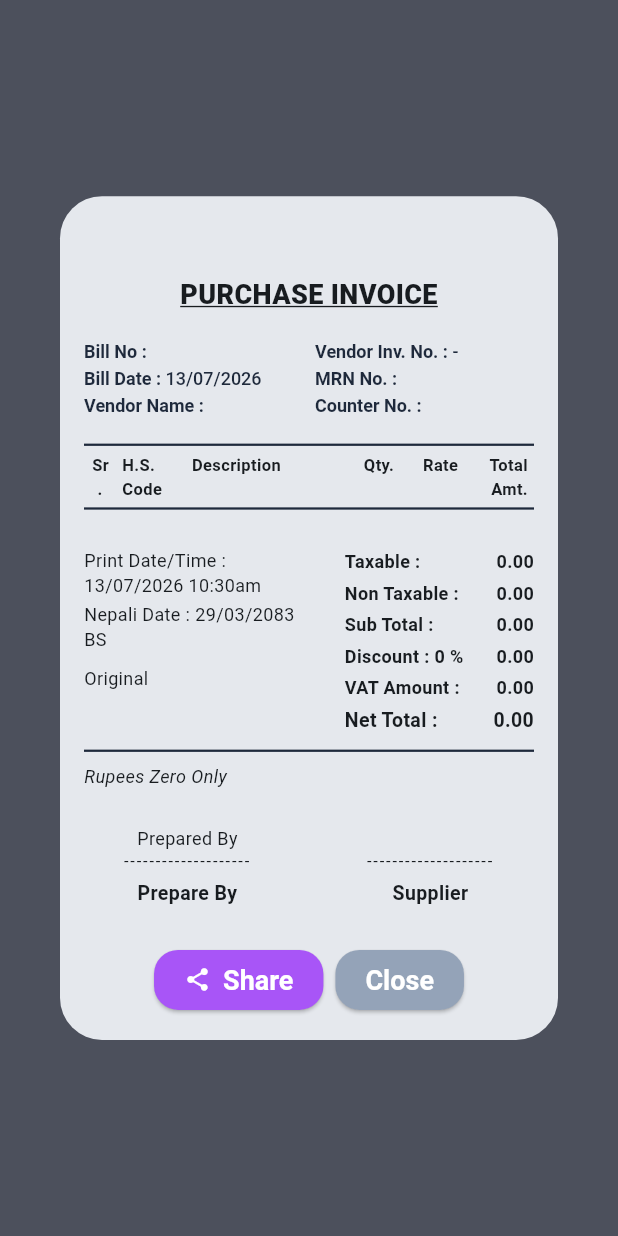
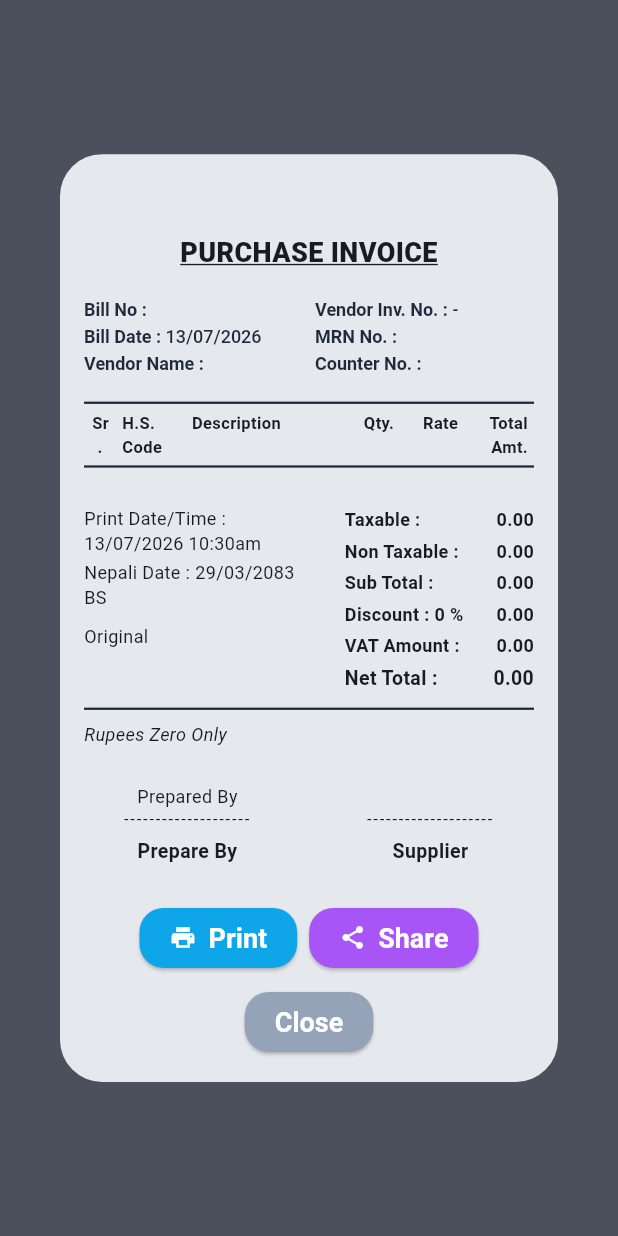
Before and after one commit to rahulchaudhary2002/acc_pos, a Flutter app: what showPurchaseInvoicePreview() shows on an empty page, opened directly with empty values, on a phone screen of 412 x 824 dp. Run offline on Flutter 3.47's test engine with Material 3 defaults, Android fonts, the phone set to English and light mode, and no system bars; our stand-ins replace dio, equatable, fl_chart, flutter_secure_storage, flutter_tts, pdf and 2 more; missing offline and left inert: nepali_utils; accounts and stored records are empty; network calls fail.

Commit message:
feat: add print option in purchase bill

```diff
--- a/lib/features/pos/widgets/purchase_invoice_preview_dialog.dart
+++ b/lib/features/pos/widgets/purchase_invoice_preview_dialog.dart
@@ -15,7 +15,7 @@ import 'invoice_document.dart';
 
 /// Post-purchase receipt — mirrors the purchase "TAX INVOICE" preview modal
 /// in `PosTerminal.jsx` (same layout as the sale receipt, but with vendor
-/// fields, no Print button, and "Supplier" on the signature line).
+/// fields and "Supplier" on the signature line).
 Future<void> showPurchaseInvoicePreview(
   BuildContext context, {
   required TransactionResult result,
@@ -117,6 +117,14 @@ Future<void> showPurchaseInvoicePreview(
       title: 'PURCHASE INVOICE',
       actions: [
         ElevatedButton.icon(
+          onPressed: () async => Printing.layoutPdf(onLayout: (_) => buildPdf(), name: 'Purchase-${result.billNo ?? result.documentNo}'),
+          style: AppButtonStyles.filled(AppColors.info).copyWith(
+            padding: const WidgetStatePropertyAll(EdgeInsets.symmetric(horizontal: 20)),
+          ),
+          icon: const Icon(Icons.print, size: 18),
+          label: const Text('Print'),
+        ),
+        ElevatedButton.icon(
           onPressed: () async => Printing.sharePdf(bytes: await buildPdf(), filename: 'Purchase-${result.billNo ?? result.documentNo}.pdf'),
           style: AppButtonStyles.filled(AppColors.share).copyWith(
             padding: const WidgetStatePropertyAll(EdgeInsets.symmetric(horizontal: 20)),
```
